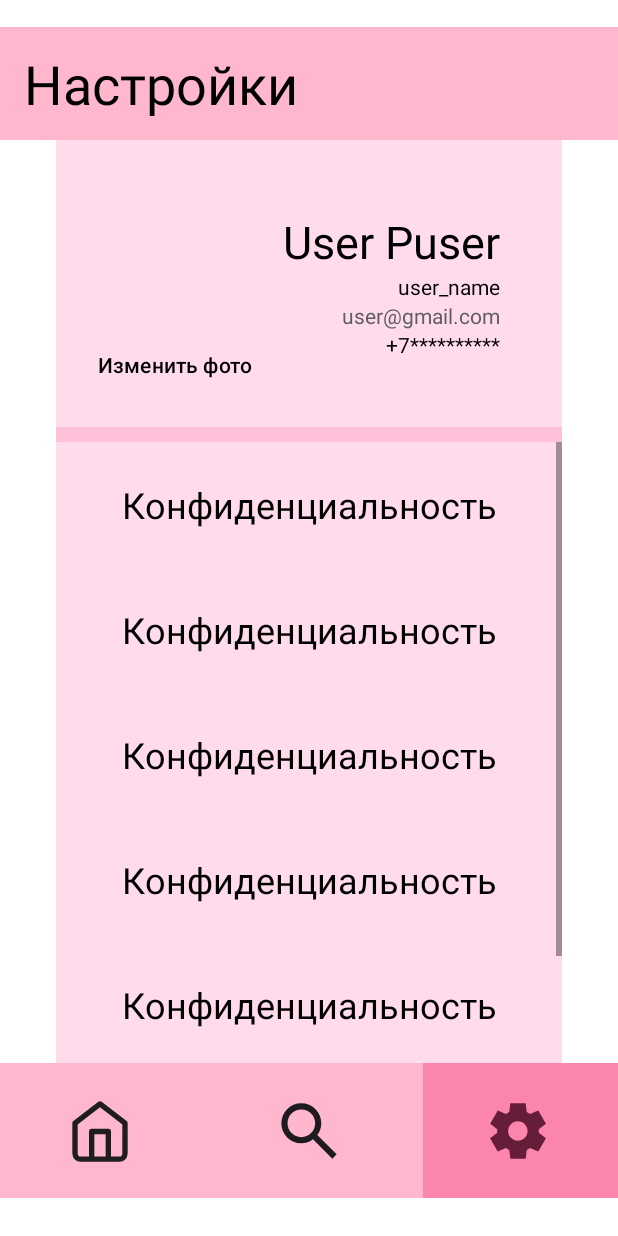
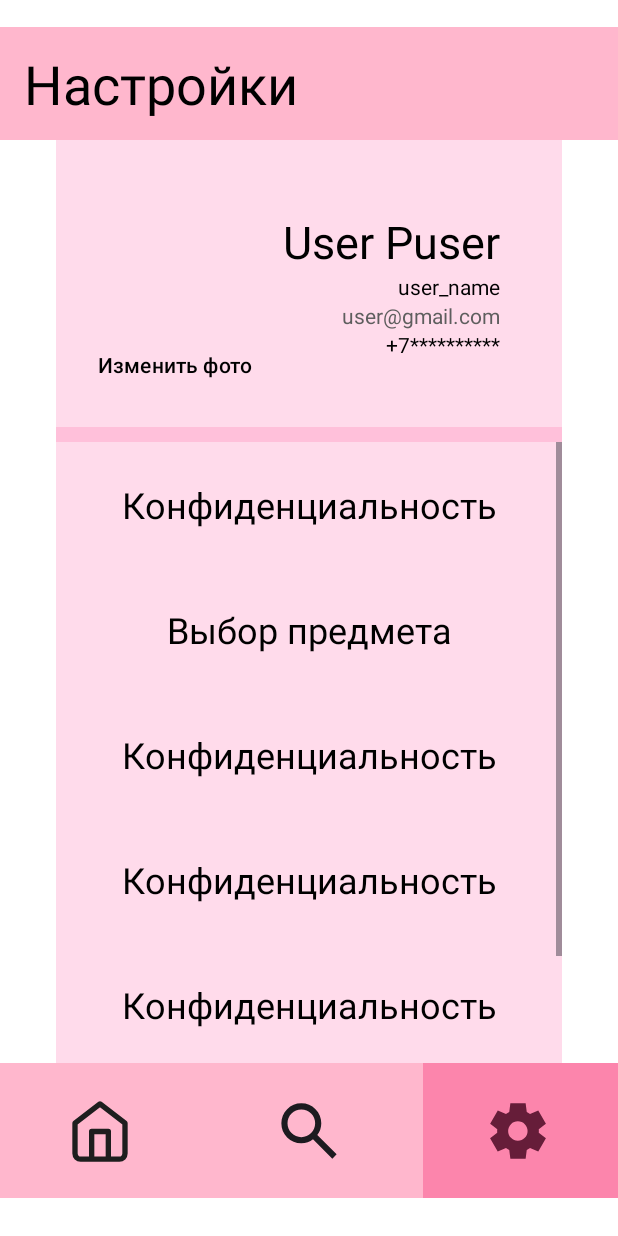
Before and after one commit to elmak2308/Teacher-s-helper, an Android app: the SettingsFragment screen opened through its navigation route, on a phone screen of 412 x 824 dp. Run offline under Robolectric (Android 15) with nearby library versions, the light colour scheme and no system bars.

Commit message:
Сделала выбор предмета

```diff
--- a/TeachersHelper2/app/src/main/res/layout/fragment_settings.xml
+++ b/TeachersHelper2/app/src/main/res/layout/fragment_settings.xml
@@ -166,7 +166,7 @@
                     android:layout_marginTop="25dp"
                     android:textColor="@color/black"
                     android:layout_marginBottom="25dp"
-                    android:text="@string/Confidenshial"
+                    android:text="@string/Choose_subject"
                     android:textAlignment="center"
                     android:textSize="24sp" />
 
--- a/TeachersHelper2/app/src/main/res/values/strings.xml
+++ b/TeachersHelper2/app/src/main/res/values/strings.xml
@@ -36,4 +36,5 @@
     <string name="user_puser">User Puser</string>
     <string name="phone_number">+7**********</string>
     <string name="zabilparol">Забыли пароль?</string>
+    <string name="Choose_subject">Выбор предмета</string>
 </resources>
```
